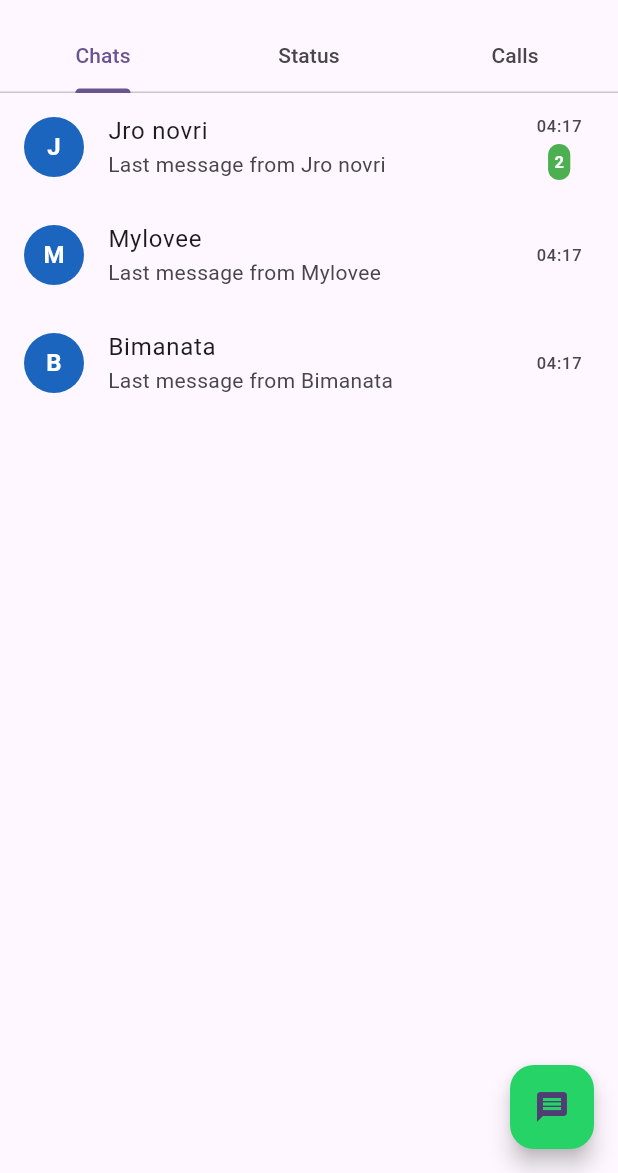
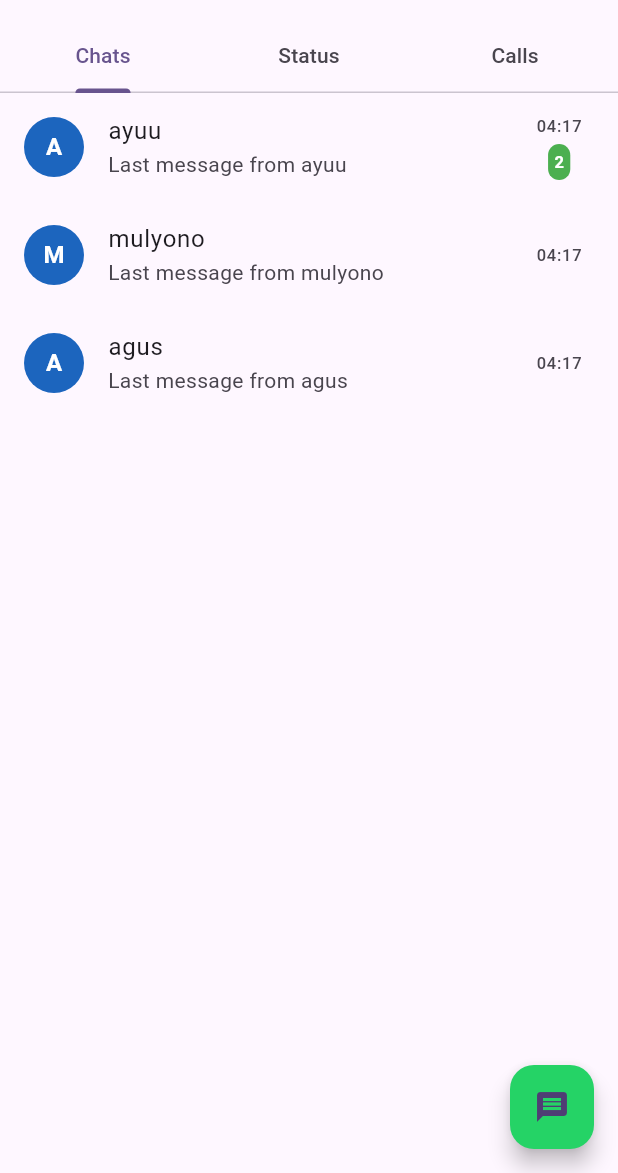
Before and after one commit to ramawisnawa/mobile-programming-ca224, a Flutter app: the WhatsAppHome screen opened directly, on a phone screen of 412 x 824 dp, the part 63-1236 px from its top. Run offline on Flutter 3.47's test engine with Material 3 defaults, Android fonts, the phone set to English and light mode, and no system bars.

Commit message:
final commit

```diff
--- a/lib/whatsapp.dart
+++ b/lib/whatsapp.dart
@@ -102,9 +102,9 @@ class _WhatsAppHomeState extends State<WhatsAppHome>
 
 // List of contacts
 final List<String> contactNames = [
-  'Jro novri',
-  'Mylovee',
-  'Bimanata',
+  'ayuu',
+  'mulyono',
+  'agus',
 ];
 
 // Function to get random colors for profile avatars
```
